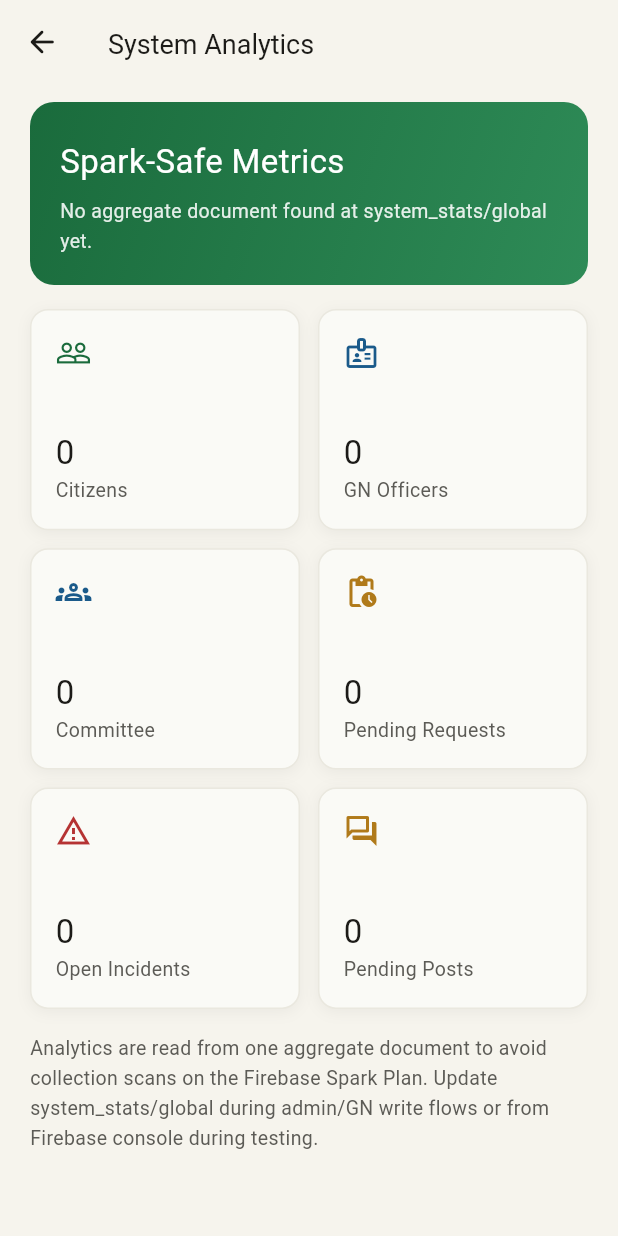
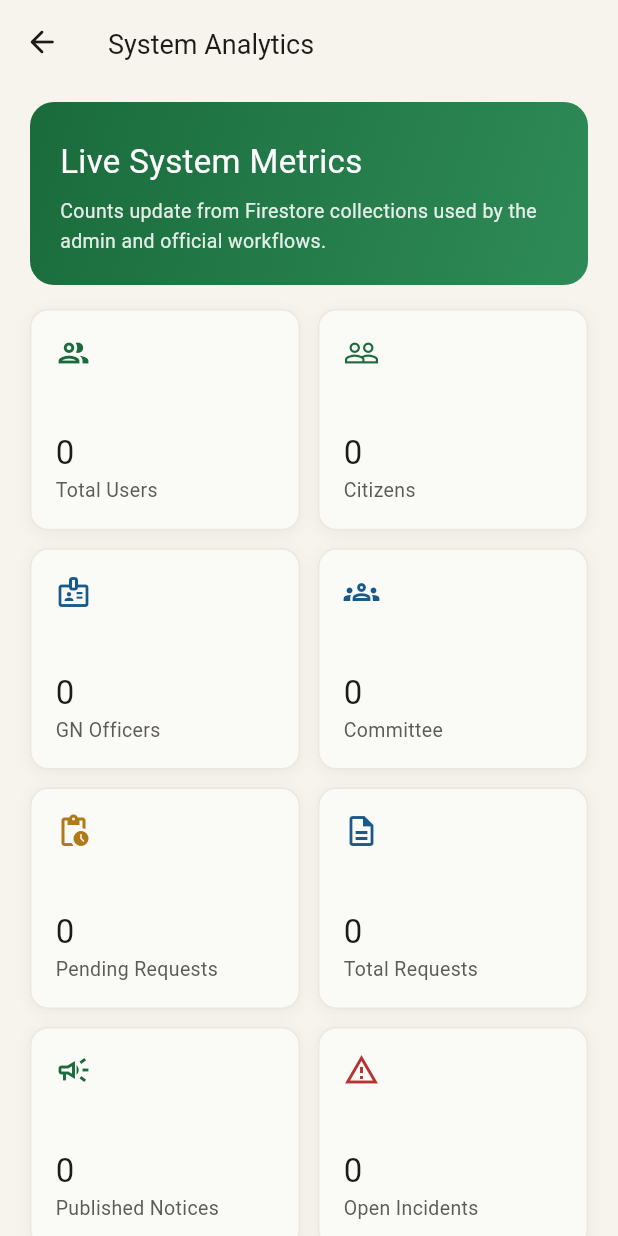
Before and after one commit to induwara-dissanayake/MAD, a Flutter app: the SystemAnalyticsScreen screen opened by its route, on a phone screen of 412 x 824 dp. Run offline on Flutter 3.47's test engine with Material 3 defaults, Android fonts, the phone set to English and light mode, and no system bars; our stand-ins replace cloud_firestore, connectivity_plus, dio, emoji_picker_flutter, file_picker, firebase_auth and 9 more; accounts and stored records are empty.

Commit message:
Use Riverpod admin stats & improve feed error
Replace direct Firestore StreamBuilder with a Riverpod adminDashboardStatsProvider (ConsumerWidget) for system analytics, add pull-to-refresh, and split UI into loading/error/content widgets. Update metric labels, add new metrics, and simplify integer formatting; remove direct Timestamp/intl handling. In community home, handle Firestore permission-denied errors by showing an empty-state prompt to add a post, and simplify the feed error widget to a generic retry message.

```diff
--- a/lib/features/admin/screens/system_analytics_screen.dart
+++ b/lib/features/admin/screens/system_analytics_screen.dart
@@ -1,16 +1,18 @@
-import 'package:cloud_firestore/cloud_firestore.dart';
 import 'package:flutter/material.dart';
+import 'package:flutter_riverpod/flutter_riverpod.dart';
 import 'package:go_router/go_router.dart';
-import 'package:intl/intl.dart';
 
 import '../../../core/theme/app_colors.dart';
 import '../../../core/theme/app_text_styles.dart';
+import '../controllers/admin_controller.dart';
 
-class SystemAnalyticsScreen extends StatelessWidget {
+class SystemAnalyticsScreen extends ConsumerWidget {
   const SystemAnalyticsScreen({super.key});
 
   @override
-  Widget build(BuildContext context) {
+  Widget build(BuildContext context, WidgetRef ref) {
+    final statsAsync = ref.watch(adminDashboardStatsProvider);
+
     return Scaffold(
       backgroundColor: AppColors.surfaceParchment,
       appBar: AppBar(
@@ -26,17 +28,31 @@ class SystemAnalyticsScreen extends StatelessWidget {
           },
         ),
       ),
-      body: StreamBuilder<DocumentSnapshot<Map<String, dynamic>>>(
-        stream: FirebaseFirestore.instance
-            .collection('system_stats')
-            .doc('global')
-            .snapshots(),
-        builder: (context, snapshot) {
-          final data = snapshot.data?.data() ?? const <String, dynamic>{};
-          final updatedAt = data['updatedAt'] is Timestamp
-              ? (data['updatedAt'] as Timestamp).toDate()
-              : null;
+      body: RefreshIndicator(
+        onRefresh: () async {
+          ref.invalidate(adminDashboardStatsProvider);
+        },
+        child: statsAsync.when(
+          loading: () => const _AnalyticsLoading(),
+          error: (error, stack) => _AnalyticsError(error: error),
+          data: (data) => _AnalyticsContent(data: data),
+        ),
+      ),
+    );
+  }
 
+  static String _intText(int? value) {
+    return (value ?? 0).toString();
+  }
+}
+
+class _AnalyticsContent extends StatelessWidget {
+  const _AnalyticsContent({required this.data});
+
+  final Map<String, int> data;
+
+  @override
+  Widget build(BuildContext context) {
     return ListView(
       padding: const EdgeInsets.fromLTRB(20, 12, 20, 28),
       children: [
@@ -50,16 +66,12 @@ class SystemAnalyticsScreen extends StatelessWidget {
             crossAxisAlignment: CrossAxisAlignment.start,
             children: [
               Text(
-                      'Spark-Safe Metrics',
-                      style: AppTextStyles.displaySmall.copyWith(
-                        color: Colors.white,
-                      ),
+                'Live System Metrics',
+                style: AppTextStyles.displaySmall.copyWith(color: Colors.white),
               ),
               const SizedBox(height: 8),
               Text(
-                      updatedAt == null
-                          ? 'No aggregate document found at system_stats/global yet.'
-                          : 'Last updated ${DateFormat.yMMMd().add_jm().format(updatedAt)}',
+                'Counts update from Firestore collections used by the admin and official workflows.',
                 style: AppTextStyles.caption.copyWith(
                   color: Colors.white.withValues(alpha: 0.88),
                 ),
@@ -77,38 +89,60 @@ class SystemAnalyticsScreen extends StatelessWidget {
           childAspectRatio: 1.22,
           children: [
             _MetricCard(
+              label: 'Total Users',
+              value: SystemAnalyticsScreen._intText(data['totalUsers']),
+              icon: Icons.group_outlined,
+              color: AppColors.brandGreen,
+            ),
+            _MetricCard(
               label: 'Citizens',
-                    value: _intText(data['totalCitizens']),
+              value: SystemAnalyticsScreen._intText(data['totalCitizens']),
               icon: Icons.people_outline,
               color: AppColors.brandGreen,
             ),
             _MetricCard(
               label: 'GN Officers',
-                    value: _intText(data['totalGnOfficers']),
+              value: SystemAnalyticsScreen._intText(data['totalGnOfficers']),
               icon: Icons.badge_outlined,
               color: AppColors.statusReview,
             ),
             _MetricCard(
               label: 'Committee',
-                    value: _intText(data['totalCommitteeMembers']),
+              value: SystemAnalyticsScreen._intText(
+                data['totalCommitteeMembers'],
+              ),
               icon: Icons.groups_outlined,
               color: AppColors.info,
             ),
             _MetricCard(
               label: 'Pending Requests',
-                    value: _intText(data['pendingRequests']),
+              value: SystemAnalyticsScreen._intText(data['pendingRequests']),
               icon: Icons.pending_actions_outlined,
               color: AppColors.statusPending,
             ),
             _MetricCard(
+              label: 'Total Requests',
+              value: SystemAnalyticsScreen._intText(data['totalRequests']),
+              icon: Icons.description_outlined,
+              color: AppColors.statusReview,
+            ),
+            _MetricCard(
+              label: 'Published Notices',
+              value: SystemAnalyticsScreen._intText(data['publishedNotices']),
+              icon: Icons.campaign_outlined,
+              color: AppColors.statusApproved,
+            ),
+            _MetricCard(
               label: 'Open Incidents',
-                    value: _intText(data['openIncidents']),
+              value: SystemAnalyticsScreen._intText(data['openIncidents']),
               icon: Icons.warning_amber_outlined,
               color: AppColors.error,
             ),
             _MetricCard(
               label: 'Pending Posts',
-                    value: _intText(data['pendingCommunityPosts']),
+              value: SystemAnalyticsScreen._intText(
+                data['pendingCommunityPosts'],
+              ),
               icon: Icons.forum_outlined,
               color: AppColors.warning,
             ),
@@ -116,20 +150,69 @@ class SystemAnalyticsScreen extends StatelessWidget {
         ),
         const SizedBox(height: 16),
         Text(
-                'Analytics are read from one aggregate document to avoid collection scans on the Firebase Spark Plan. Update system_stats/global during admin/GN write flows or from Firebase console during testing.',
+          'These metrics are calculated from live admin-readable collections, so they keep working even when system_stats/global is missing or stale.',
           style: AppTextStyles.caption,
         ),
       ],
     );
-        },
+  }
+}
+
+class _AnalyticsLoading extends StatelessWidget {
+  const _AnalyticsLoading();
+
+  @override
+  Widget build(BuildContext context) {
+    return ListView(
+      padding: const EdgeInsets.fromLTRB(20, 12, 20, 28),
+      children: const [
+        SizedBox(
+          height: 220,
+          child: Center(child: CircularProgressIndicator()),
         ),
+      ],
     );
   }
+}
 
-  static String _intText(dynamic value) {
-    if (value is int) return '$value';
-    if (value is num) return value.toInt().toString();
-    return '0';
+class _AnalyticsError extends StatelessWidget {
+  const _AnalyticsError({required this.error});
+
+  final Object error;
+
+  @override
+  Widget build(BuildContext context) {
+    return ListView(
+      padding: const EdgeInsets.fromLTRB(20, 12, 20, 28),
+      children: [
+        Container(
+          padding: const EdgeInsets.all(16),
+          decoration: BoxDecoration(
+            color: AppColors.surfaceIvory,
+            borderRadius: BorderRadius.circular(12),
+            border: Border.all(color: AppColors.errorRed),
+          ),
+          child: Row(
+            crossAxisAlignment: CrossAxisAlignment.start,
+            children: [
+              const Icon(
+                Icons.error_outline_rounded,
+                color: AppColors.errorRed,
+              ),
+              const SizedBox(width: 12),
+              Expanded(
+                child: Text(
+                  'Unable to load analytics: $error',
+                  style: AppTextStyles.caption.copyWith(
+                    color: AppColors.errorRed,
+                  ),
+                ),
+              ),
+            ],
+          ),
+        ),
+      ],
+    );
   }
 }
 
```
Also changed, not shown: lib/features/community/screens/community_home_screen.dart (+21 -5 lines). Lines whose indentation alone changed are shown as unchanged.
